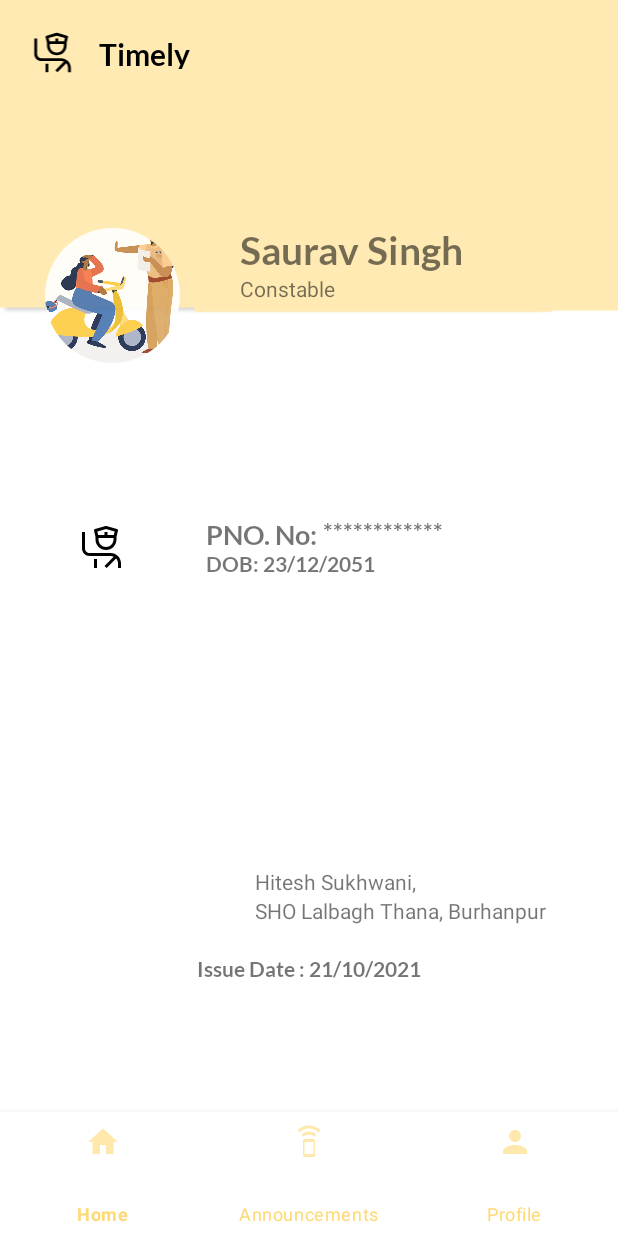
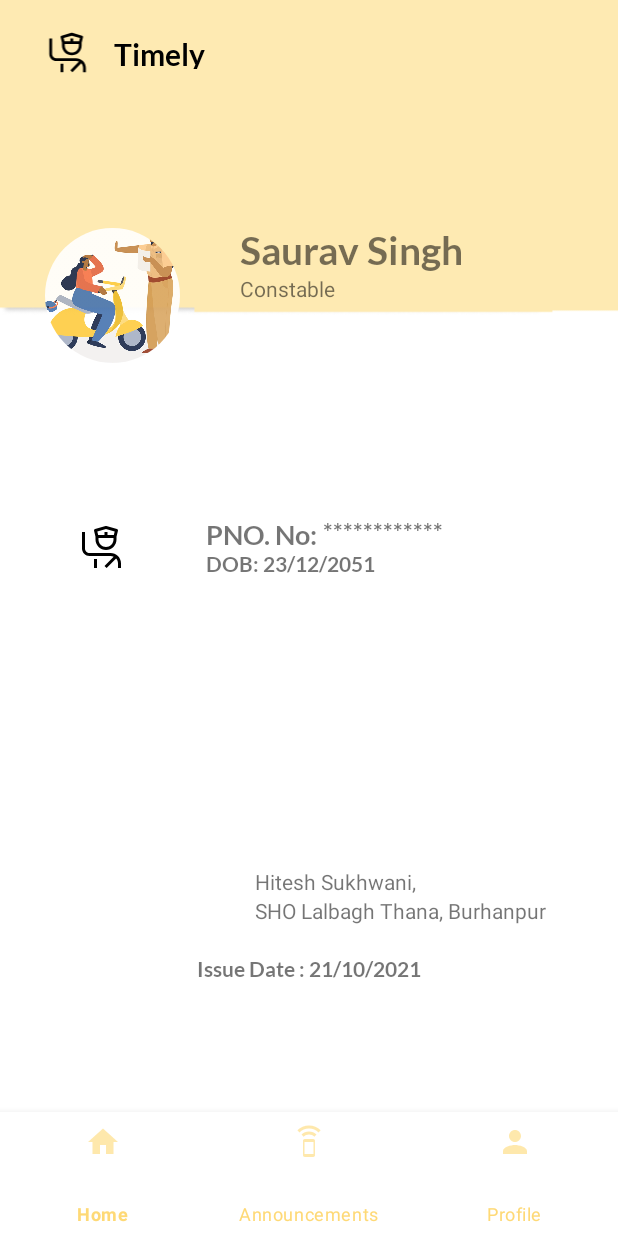
Before and after one commit to CodeInFlow/Timely, an Android app: the fragment Profile placed in its activity, on a phone screen of 412 x 824 dp. Run offline under Robolectric (Android 15) with nearby library versions, the phone set to English and light mode, and no system bars; our stand-ins replace Firebase (no records; nobody signed in at launch, a user with empty details on screens opened directly), Picasso; libraries missing offline, so code that uses them is left out: com.makeramen.roundedimageview; plain views replace RoundedImageView.

Commit message:
Add minor change

```diff
--- a/app/src/main/res/layout/fragment_login.xml
+++ b/app/src/main/res/layout/fragment_login.xml
@@ -76,7 +76,7 @@
             android:id="@+id/et_pss"
             android:layout_width="match_parent"
             android:layout_height="wrap_content"
-            android:inputType="textEmailAddress" />
+            android:inputType="textPassword" />
 
     </com.google.android.material.textfield.TextInputLayout>
 
--- a/app/src/main/res/layout/fragment_profile.xml
+++ b/app/src/main/res/layout/fragment_profile.xml
@@ -14,8 +14,8 @@
         android:background="@drawable/home_bg">
 
         <RelativeLayout
-            android:layout_width="wrap_content"
-            android:layout_marginLeft="20dp"
+            android:layout_width="match_parent"
+            android:layout_marginLeft="30dp"
             android:layout_marginTop="20dp"
             android:layout_height="30dp">
 
@@ -35,6 +35,8 @@
                 android:layout_marginLeft="10dp"
                 android:padding="4dp"
                 android:textSize="20sp" />
+
+
         </RelativeLayout>
 
         <com.makeramen.roundedimageview.RoundedImageView
```
